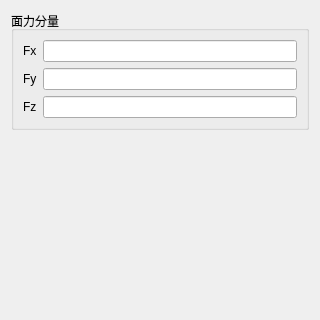
Old version of the form plugins/Base_PhysicalField/FaceLoadPage.ui in the repository asd977/base_cae.
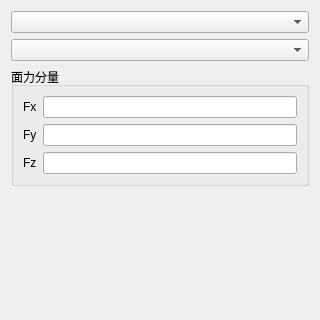
New version of the form.

Commit message: Add dim/group dropdown selectors across physical-field load pages

What changed in the file:
```diff
--- a/plugins/Base_PhysicalField/FaceLoadPage.ui
+++ b/plugins/Base_PhysicalField/FaceLoadPage.ui
@@ -14,6 +14,12 @@
    <string>面力荷载</string>
   </property>
   <layout class="QVBoxLayout" name="verticalLayout">
+   <item>
+    <widget class="QComboBox" name="comboBoxDim"/>
+   </item>
+   <item>
+    <widget class="QComboBox" name="comboBoxGroup"/>
+   </item>
    <item>
     <widget class="QGroupBox" name="groupBoxLoad">
      <property name="title">
```
The commit also changes 26 other files.
